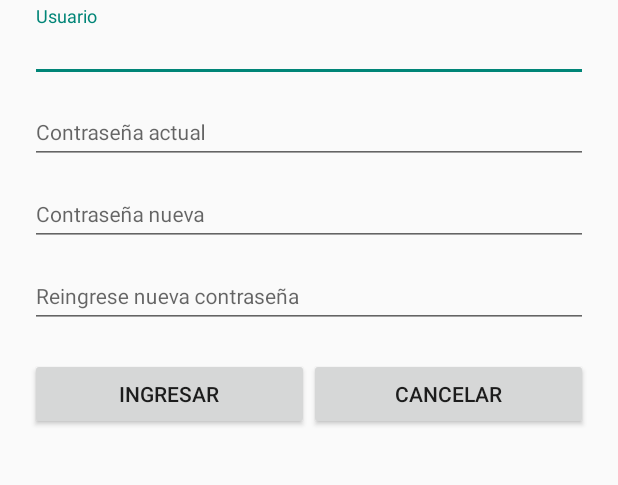
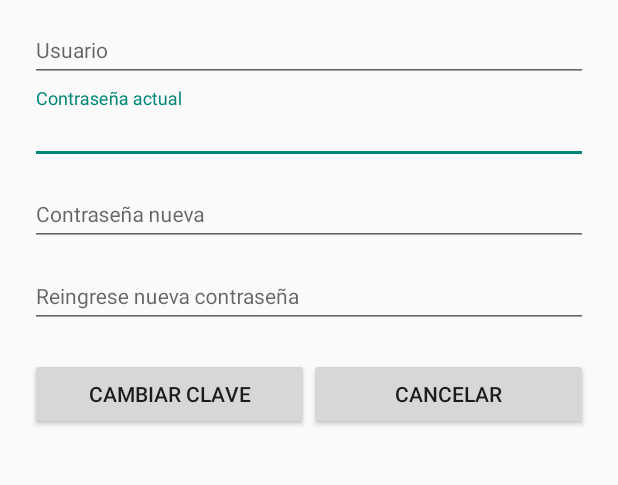
Before and after one commit to AndroidSoftDel/Grupo3, an Android app: the ListaOrdenesActivity screen opened directly, with no data from a screen before it, after a tap on "Cambiar Contraseña", on a phone screen of 412 x 824 dp, the part 539-1024 px from its top. Run offline under Robolectric (Android 15) with nearby library versions, the phone set to English and light mode, and no system bars; 3 other taps on this screen came first.

Commit message:
- Se arregla el manejo de sharedpreferences - Se habilita la opcion de cerrar sesion - Se arregla modificar contraseña - Se agrega el nombre del usuario en drawablemenu

```diff
--- a/app/src/main/java/com/example/javierhuinocana/grupo03_cibertec/ListaOrdenesActivity.java
+++ b/app/src/main/java/com/example/javierhuinocana/grupo03_cibertec/ListaOrdenesActivity.java
@@ -1,10 +1,14 @@
 package com.example.javierhuinocana.grupo03_cibertec;
 
+import android.content.Context;
+import android.content.DialogInterface;
 import android.content.Intent;
+import android.content.SharedPreferences;
 import android.content.res.Configuration;
 import android.os.Bundle;
 import android.support.v4.widget.DrawerLayout;
 import android.support.v7.app.ActionBarDrawerToggle;
+import android.support.v7.app.AlertDialog;
 import android.support.v7.app.AppCompatActivity;
 import android.support.v7.widget.LinearLayoutManager;
 import android.view.Menu;
@@ -103,11 +107,16 @@ public class ListaOrdenesActivity extends AppCompatActivity implements RVListado
 
         cboFiltrar.setOnItemSelectedListener(cboFiltrarOnItemSelectedListener);
 
-        ObjectDrawerItem[] drawerItem = new ObjectDrawerItem[3];
+        ObjectDrawerItem[] drawerItem = new ObjectDrawerItem[4];
 
-        drawerItem[0] = new ObjectDrawerItem(R.drawable.ic_action_ai_settings, "Cambiar Contraseña");
-        drawerItem[1] = new ObjectDrawerItem(R.drawable.ic_action_ai_storage, "Ver Stock");
-        drawerItem[2] = new ObjectDrawerItem(R.drawable.ic_action_ai_back, "Cerrar Sesion");
+        SharedPreferences preferences = getSharedPreferences("Usuario", Context.MODE_PRIVATE);
+
+
+        drawerItem[0] = new ObjectDrawerItem(R.drawable.ic_action_ai_back, preferences.getString("nombreUsuario", "").toString());
+        drawerItem[1] = new ObjectDrawerItem(R.drawable.ic_action_ai_settings, "Cambiar Contraseña");
+        drawerItem[2] = new ObjectDrawerItem(R.drawable.ic_action_ai_storage, "Ver Stock");
+        drawerItem[3] = new ObjectDrawerItem(R.drawable.ic_action_ai_back, "Cerrar Sesion");
+
 
         mNavigationDrawerItemTitles= getResources().getStringArray(R.array.navigation_drawer_items_array);
         mDrawerList = (ListView) findViewById(R.id.left_drawer);
@@ -124,7 +133,6 @@ public class ListaOrdenesActivity extends AppCompatActivity implements RVListado
             public void onDrawerClosed(View drawerView) {
                 super.onDrawerClosed(drawerView);
                 invalidateOptionsMenu();
-                Toast.makeText(ListaOrdenesActivity.this, "Closed", Toast.LENGTH_SHORT).show();
                 rvPrincipal.setEnabled(true);
             }
 
@@ -132,7 +140,6 @@ public class ListaOrdenesActivity extends AppCompatActivity implements RVListado
             public void onDrawerOpened(View drawerView) {
                 super.onDrawerOpened(drawerView);
                 invalidateOptionsMenu();
-                Toast.makeText(ListaOrdenesActivity.this, "Opened", Toast.LENGTH_SHORT).show();
                 rvPrincipal.setEnabled(false);
             }
         };
@@ -149,20 +156,23 @@ public class ListaOrdenesActivity extends AppCompatActivity implements RVListado
         public void onItemClick(AdapterView<?> parent, View view, int position, long id) {
             Intent intent;
             switch (position) {
+                //nombre de usuario
+                case 0:
+                    break;
                 //cambiar contraseña
-                case 0:
+                case 1:
                     intent = new Intent(ListaOrdenesActivity.this, CambioContrasenaActivity.class);
                     startActivity(intent);
                     break;
                 //ver stock
-                case 1:
+                case 2:
                     intent = new Intent(ListaOrdenesActivity.this, StockUsuarioActivity.class);
                     startActivity(intent);
                     break;
                 //cerrar sesion
-                case 2:
+                case 3:
+                    new AlertDialog.Builder(ListaOrdenesActivity.this).setTitle("Cerrar Sesion").setMessage("¿Desea cerrar sesion?").setNegativeButton("Cancelar", alertAcceptCancelCancelOnClickListener).setPositiveButton("Aceptar", alertAcceptCancelAcceptOnClickListener).setCancelable(false).show();
                     break;
-
                 default:
                     break;
             }
@@ -286,4 +296,24 @@ public class ListaOrdenesActivity extends AppCompatActivity implements RVListado
                 menuVerMapa.setEnabled(false);
         }
     }
+
+    DialogInterface.OnClickListener alertAcceptCancelAcceptOnClickListener = new DialogInterface.OnClickListener() {
+        @Override
+        public void onClick(DialogInterface dialogInterface, int i) {
+            SharedPreferences settings = getSharedPreferences("Usuario", Context.MODE_PRIVATE);
+            settings.edit().clear().commit();
+            Intent intent = new Intent(ListaOrdenesActivity.this, MainActivity.class);
+            startActivity(intent);
+            dialogInterface.dismiss();
+        }
+    };
+
+    DialogInterface.OnClickListener alertAcceptCancelCancelOnClickListener = new DialogInterface.OnClickListener() {
+        @Override
+        public void onClick(DialogInterface dialogInterface, int i) {
+            dialogInterface.dismiss();
+            finish();
+        }
+    };
+
 }
--- a/app/src/main/res/layout/cambio_clave.xml
+++ b/app/src/main/res/layout/cambio_clave.xml
@@ -42,6 +42,7 @@
             android:ellipsize="end"
             android:hint="@string/antigua_clave_cambioClave"
             android:inputType="textPassword"
+            android:maxLength="15"
             android:singleLine="true"
             android:textSize="14sp"
             android:textStyle="normal" />
@@ -60,6 +61,7 @@
             android:ellipsize="end"
             android:hint="@string/nueva_clave_cambioClave"
             android:inputType="textPassword"
+            android:maxLength="15"
             android:singleLine="true"
             android:textSize="14sp"
             android:textStyle="normal" />
@@ -77,6 +79,7 @@
             android:ellipsize="end"
             android:hint="@string/nuevaclave2_cambioClave"
             android:inputType="textPassword"
+            android:maxLength="15"
             android:singleLine="true"
             android:textSize="14sp"
             android:textStyle="normal" />
@@ -93,7 +96,7 @@
             android:layout_height="wrap_content"
             android:layout_marginTop="20dp"
             android:layout_weight="1"
-            android:text="@string/Ingresar_login" />
+            android:text="@string/btnCambiarClave" />
 
         <Button
             android:id="@+id/btnCancelar_cambioclave"
--- a/app/src/main/res/values/strings.xml
+++ b/app/src/main/res/values/strings.xml
@@ -55,7 +55,7 @@
     <string name="antigua_clave_cambioClave">Contraseña actual</string>
     <string name="nueva_clave_cambioClave">Contraseña nueva</string>
     <string name="nuevaclave2_cambioClave">Reingrese nueva contraseña</string>
-    <string name="btnCambiarClave">Cambiar Contraseña</string>
+    <string name="btnCambiarClave">Cambiar clave</string>
 
     <string-array name="navigation_drawer_items_array">
         <item>Cambiar Contraseña</item>
```
Also changed, not shown: app/src/main/java/com/example/javierhuinocana/grupo03_cibertec/CambioContrasenaActivity.java (+45 -12 lines), app/src/main/java/com/example/javierhuinocana/grupo03_cibertec/MainActivity.java (+17 -8 lines), app/src/main/res/layout/activity_main.xml (+8 -5 lines), app/src/main/assets/Liquidaciones.sqlite.
